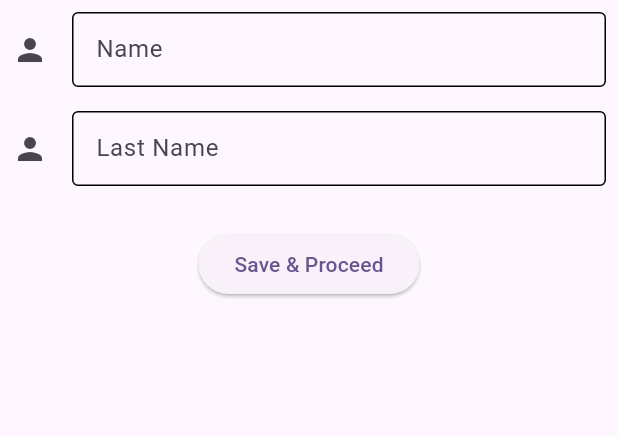
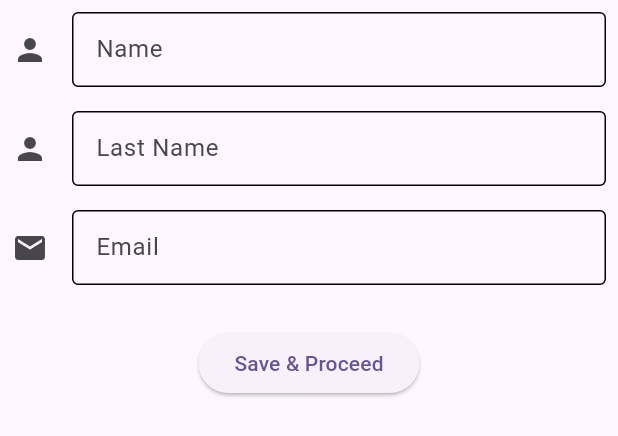
Before and after one commit to COS301-SE-2023/AI-CV-Generator, a Flutter app: the PersonalDetailsForm widget shown alone on an empty page, opened directly, on a phone screen of 412 x 824 dp. Shown: the top 436 px of the screen. Run offline on Flutter 3.47's test engine with Material 2 defaults, Android fonts, the phone set to English and light mode, and no system bars.

Commit message:
Update create.dart

```diff
--- a/fe/lib/pages/create.dart
+++ b/fe/lib/pages/create.dart
@@ -69,6 +69,30 @@
                     icon: Icon(Icons.person),
                     hintText: 'Enter your last name',
                     labelText: 'Last Name',
+                    enabledBorder: OutlineInputBorder(),
+                  ),
+                ),
+              ),
+            ),
+          ),
+
+                    Padding(
+            padding: const EdgeInsets.all(8.0),
+            child: Center (
+              child: ConstrainedBox(
+              constraints: BoxConstraints.tight(const Size(550,50)),
+                child: TextFormField(
+                  // The validator receives the text that the user has entered.
+                  validator: (value) {
+                    if (value == null || value.isEmpty) {
+                      return 'Please enter some text';
+                    }
+                    return null;
+                  },
+                  decoration: const InputDecoration(
+                    icon: Icon(Icons.email),
+                    hintText: 'Enter your email',
+                    labelText: 'Email',
                     enabledBorder: OutlineInputBorder(),
                   ),
                 ),
```
